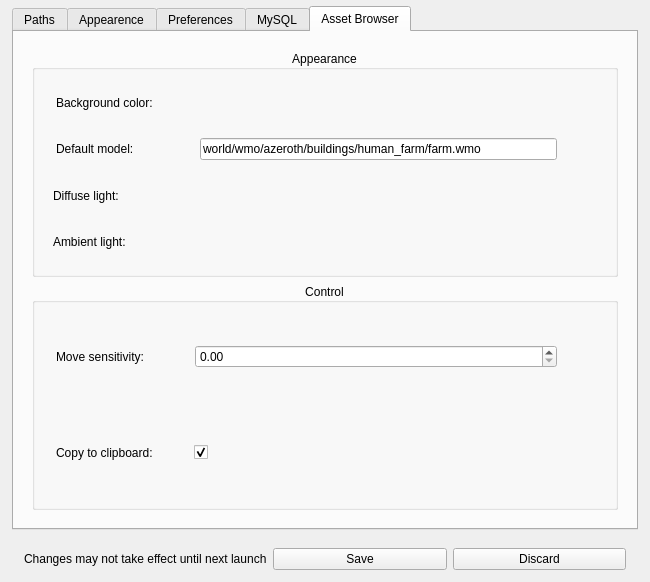
Above: src/noggit/ui/SettingsPanel.ui from Marlamin/noggit-red before the change. Below: the same form after it.
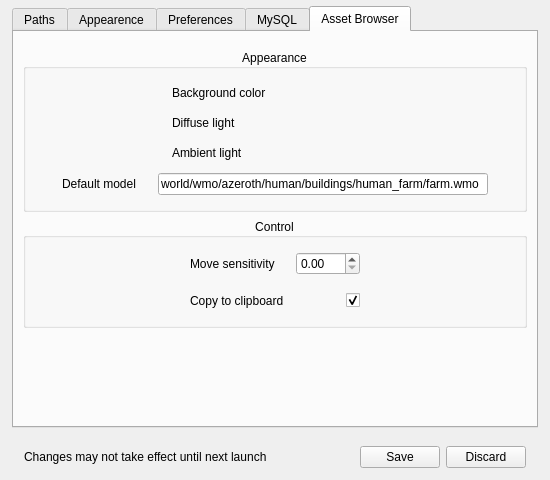
That is the form after the change. The open tabs and pages were chosen to show the change. Icons and pictures are not drawn. Custom widgets are drawn as their Qt base class.

```diff
--- a/src/noggit/ui/SettingsPanel.ui
+++ b/src/noggit/ui/SettingsPanel.ui
@@ -6,8 +6,8 @@
    <rect>
     <x>0</x>
     <y>0</y>
-    <width>650</width>
-    <height>582</height>
+    <width>550</width>
+    <height>480</height>
    </rect>
   </property>
   <property name="sizePolicy">
@@ -18,8 +18,8 @@
   </property>
   <property name="minimumSize">
    <size>
-    <width>650</width>
-    <height>560</height>
+    <width>550</width>
+    <height>480</height>
    </size>
   </property>
   <property name="maximumSize">
@@ -1348,6 +1348,18 @@
           <item>
            <widget class="QWidget" name="widget_2" native="true">
             <layout class="QVBoxLayout" name="verticalLayout_4">
+             <property name="leftMargin">
+              <number>0</number>
+             </property>
+             <property name="topMargin">
+              <number>8</number>
+             </property>
+             <property name="rightMargin">
+              <number>0</number>
+             </property>
+             <property name="bottomMargin">
+              <number>0</number>
+             </property>
              <item>
               <widget class="QGroupBox" name="groupBox">
                <property name="title">
@@ -1363,8 +1375,11 @@
                 <item>
                  <widget class="QWidget" name="widget_3" native="true">
                   <layout class="QHBoxLayout" name="horizontalLayout">
+                   <property name="spacing">
+                    <number>6</number>
+                   </property>
                    <property name="leftMargin">
-                    <number>12</number>
+                    <number>9</number>
                    </property>
                    <property name="topMargin">
                     <number>5</number>
@@ -1372,6 +1387,19 @@
                    <property name="bottomMargin">
                     <number>5</number>
                    </property>
+                   <item>
+                    <spacer name="horizontalSpacer_12">
+                     <property name="orientation">
+                      <enum>Qt::Horizontal</enum>
+                     </property>
+                     <property name="sizeHint" stdset="0">
+                      <size>
+                       <width>40</width>
+                       <height>20</height>
+                      </size>
+                     </property>
+                    </spacer>
+                   </item>
                    <item>
                     <widget class="QLabel" name="label">
                      <property name="sizePolicy">
@@ -1380,111 +1408,38 @@
                        <verstretch>0</verstretch>
                       </sizepolicy>
                      </property>
-                     <property name="text">
-                      <string>Background color:</string>
-                     </property>
-                    </widget>
-                   </item>
-                   <item>
-                    <spacer name="horizontalSpacer_4">
-                     <property name="orientation">
-                      <enum>Qt::Horizontal</enum>
-                     </property>
-                     <property name="sizeType">
-                      <enum>QSizePolicy::Fixed</enum>
-                     </property>
-                     <property name="sizeHint" stdset="0">
+                     <property name="minimumSize">
                       <size>
-                       <width>40</width>
-                       <height>20</height>
+                       <width>100</width>
+                       <height>0</height>
                       </size>
                      </property>
-                    </spacer>
-                   </item>
-                   <item>
-                    <widget class="color_widgets::ColorSelector" name="assetBrowserBgCol" native="true"/>
-                   </item>
-                   <item>
-                    <spacer name="horizontalSpacer">
-                     <property name="orientation">
-                      <enum>Qt::Horizontal</enum>
-                     </property>
-                     <property name="sizeType">
-                      <enum>QSizePolicy::Fixed</enum>
-                     </property>
-                     <property name="sizeHint" stdset="0">
-                      <size>
-                       <width>40</width>
-                       <height>20</height>
-                      </size>
-                     </property>
-                    </spacer>
-                   </item>
-                  </layout>
-                 </widget>
-                </item>
-                <item>
-                 <widget class="QWidget" name="widget_4" native="true">
-                  <layout class="QHBoxLayout" name="horizontalLayout_2">
-                   <property name="spacing">
-                    <number>-1</number>
-                   </property>
-                   <property name="leftMargin">
-                    <number>12</number>
-                   </property>
-                   <property name="topMargin">
-                    <number>5</number>
-                   </property>
-                   <property name="bottomMargin">
-                    <number>5</number>
-                   </property>
-                   <item>
-                    <widget class="QLabel" name="label_2">
-                     <property name="sizePolicy">
-                      <sizepolicy hsizetype="Maximum" vsizetype="Preferred">
-                       <horstretch>0</horstretch>
-                       <verstretch>0</verstretch>
-                      </sizepolicy>
-                     </property>
                      <property name="text">
-                      <string>Default model:</string>
+                      <string>Background color</string>
                      </property>
                     </widget>
                    </item>
                    <item>
-                    <spacer name="horizontalSpacer_3">
-                     <property name="orientation">
-                      <enum>Qt::Horizontal</enum>
+                    <widget class="color_widgets::ColorSelector" name="assetBrowserBgCol" native="true">
+                     <property name="minimumSize">
+                      <size>
+                       <width>100</width>
+                       <height>0</height>
+                      </size>
                      </property>
-                     <property name="sizeType">
-                      <enum>QSizePolicy::Fixed</enum>
-                     </property>
-                     <property name="sizeHint" stdset="0">
+                     <property name="maximumSize">
                       <size>
-                       <width>60</width>
-                       <height>20</height>
+                       <width>100</width>
+                       <height>16777215</height>
                       </size>
                      </property>
-                    </spacer>
-                   </item>
-                   <item>
-                    <widget class="QLineEdit" name="assetBrowserDefaultModel">
-                     <property name="toolTip">
-                      <string>&lt;html&gt;&lt;head/&gt;&lt;body&gt;&lt;p&gt;Default model to load on Asset Browser startup. Has to be a valid model, else an application crash may occur.&lt;/p&gt;&lt;/body&gt;&lt;/html&gt;</string>
-                     </property>
-                     <property name="text">
-                      <string>world/wmo/azeroth/buildings/human_farm/farm.wmo</string>
-                     </property>
                     </widget>
                    </item>
                    <item>
-                    <spacer name="horizontalSpacer_2">
+                    <spacer name="horizontalSpacer_20">
                      <property name="orientation">
                       <enum>Qt::Horizontal</enum>
                      </property>
-                     <property name="sizeType">
-                      <enum>QSizePolicy::Fixed</enum>
-                     </property>
                      <property name="sizeHint" stdset="0">
                       <size>
                        <width>40</width>
@@ -1499,12 +1454,28 @@
                 <item>
                  <widget class="QWidget" name="widget_9" native="true">
                   <layout class="QHBoxLayout" name="horizontalLayout_6">
+                   <property name="spacing">
+                    <number>6</number>
+                   </property>
                    <property name="topMargin">
                     <number>5</number>
                    </property>
                    <property name="bottomMargin">
                     <number>5</number>
                    </property>
+                   <item>
+                    <spacer name="horizontalSpacer_11">
+                     <property name="orientation">
+                      <enum>Qt::Horizontal</enum>
+                     </property>
+                     <property name="sizeHint" stdset="0">
+                      <size>
+                       <width>40</width>
+                       <height>20</height>
+                      </size>
+                     </property>
+                    </spacer>
+                   </item>
                    <item>
                     <widget class="QLabel" name="label_5">
                      <property name="sizePolicy">
@@ -1513,38 +1484,38 @@
                        <verstretch>0</verstretch>
                       </sizepolicy>
                      </property>
+                     <property name="minimumSize">
+                      <size>
+                       <width>100</width>
+                       <height>0</height>
+                      </size>
+                     </property>
                      <property name="text">
-                      <string>Diffuse light:</string>
+                      <string>Diffuse light</string>
                      </property>
                     </widget>
                    </item>
                    <item>
-                    <spacer name="horizontalSpacer_9">
-                     <property name="orientation">
-                      <enum>Qt::Horizontal</enum>
+                    <widget class="color_widgets::ColorSelector" name="assetBrowserDiffuseLight" native="true">
+                     <property name="minimumSize">
+                      <size>
+                       <width>100</width>
+                       <height>0</height>
+                      </size>
                      </property>
-                     <property name="sizeType">
-                      <enum>QSizePolicy::Fixed</enum>
-                     </property>
-                     <property name="sizeHint" stdset="0">
+                     <property name="maximumSize">
                       <size>
-                       <width>70</width>
-                       <height>20</height>
+                       <width>100</width>
+                       <height>16777215</height>
                       </size>
                      </property>
-                    </spacer>
+                    </widget>
                    </item>
                    <item>
-                    <widget class="color_widgets::ColorSelector" name="assetBrowserDiffuseLight" native="true"/>
-                   </item>
-                   <item>
-                    <spacer name="horizontalSpacer_10">
+                    <spacer name="horizontalSpacer_21">
                      <property name="orientation">
                       <enum>Qt::Horizontal</enum>
                      </property>
-                     <property name="sizeType">
-                      <enum>QSizePolicy::Fixed</enum>
-                     </property>
                      <property name="sizeHint" stdset="0">
                       <size>
                        <width>40</width>
@@ -1565,6 +1536,19 @@
                    <property name="bottomMargin">
                     <number>5</number>
                    </property>
+                   <item>
+                    <spacer name="horizontalSpacer_10">
+                     <property name="orientation">
+                      <enum>Qt::Horizontal</enum>
+                     </property>
+                     <property name="sizeHint" stdset="0">
+                      <size>
+                       <width>40</width>
+                       <height>20</height>
+                      </size>
+                     </property>
+                    </spacer>
+                   </item>
                    <item>
                     <widget class="QLabel" name="label_6">
                      <property name="sizePolicy">
@@ -1573,38 +1557,126 @@
                        <verstretch>0</verstretch>
                       </sizepolicy>
                      </property>
+                     <property name="minimumSize">
+                      <size>
+                       <width>100</width>
+                       <height>0</height>
+                      </size>
+                     </property>
                      <property name="text">
-                      <string>Ambient light:</string>
+                      <string>Ambient light</string>
                      </property>
                     </widget>
                    </item>
                    <item>
-                    <spacer name="horizontalSpacer_11">
+                    <widget class="color_widgets::ColorSelector" name="assetBrowserAmbientLight" native="true">
+                     <property name="minimumSize">
+                      <size>
+                       <width>100</width>
+                       <height>0</height>
+                      </size>
+                     </property>
+                     <property name="maximumSize">
+                      <size>
+                       <width>100</width>
+                       <height>16777215</height>
+                      </size>
+                     </property>
+                     <property name="layoutDirection">
+                      <enum>Qt::LeftToRight</enum>
+                     </property>
+                    </widget>
+                   </item>
+                   <item>
+                    <spacer name="horizontalSpacer_22">
                      <property name="orientation">
                       <enum>Qt::Horizontal</enum>
                      </property>
-                     <property name="sizeType">
-                      <enum>QSizePolicy::Fixed</enum>
+                     <property name="sizeHint" stdset="0">
+                      <size>
+                       <width>40</width>
+                       <height>20</height>
+                      </size>
                      </property>
+                    </spacer>
+                   </item>
+                  </layout>
+                 </widget>
+                </item>
+                <item>
+                 <widget class="QWidget" name="widget_4" native="true">
+                  <layout class="QHBoxLayout" name="horizontalLayout_2">
+                   <property name="spacing">
+                    <number>6</number>
+                   </property>
+                   <property name="leftMargin">
+                    <number>9</number>
+                   </property>
+                   <property name="topMargin">
+                    <number>5</number>
+                   </property>
+                   <property name="bottomMargin">
+                    <number>5</number>
+                   </property>
+                   <item>
+                    <spacer name="horizontalSpacer_4">
+                     <property name="orientation">
+                      <enum>Qt::Horizontal</enum>
+                     </property>
                      <property name="sizeHint" stdset="0">
                       <size>
-                       <width>65</width>
+                       <width>40</width>
                        <height>20</height>
                       </size>
                      </property>
                     </spacer>
                    </item>
                    <item>
-                    <widget class="color_widgets::ColorSelector" name="assetBrowserAmbientLight" native="true"/>
+                    <widget class="QLabel" name="label_2">
+                     <property name="sizePolicy">
+                      <sizepolicy hsizetype="Maximum" vsizetype="Preferred">
+                       <horstretch>0</horstretch>
+                       <verstretch>0</verstretch>
+                      </sizepolicy>
+                     </property>
+                     <property name="minimumSize">
+                      <size>
+                       <width>90</width>
+                       <height>0</height>
+                      </size>
+                     </property>
+                     <property name="text">
+                      <string>Default model</string>
+                     </property>
+                    </widget>
                    </item>
                    <item>
-                    <spacer name="horizontalSpacer_12">
+                    <widget class="QLineEdit" name="assetBrowserDefaultModel">
+                     <property name="minimumSize">
+                      <size>
+                       <width>330</width>
+                       <height>0</height>
+                      </size>
+                     </property>
+                     <property name="maximumSize">
+                      <size>
+                       <width>16777215</width>
+                       <height>16777215</height>
+                      </size>
+                     </property>
+                     <property name="toolTip">
+                      <string>&lt;html&gt;&lt;head/&gt;&lt;body&gt;&lt;p&gt;Default model to load on Asset Browser startup. Has to be a valid model, else an application crash may occur.&lt;/p&gt;&lt;/body&gt;&lt;/html&gt;</string>
+                     </property>
+                     <property name="text">
+                      <string>world/wmo/azeroth/human/buildings/human_farm/farm.wmo</string>
+                     </property>
+                    </widget>
+                   </item>
+                   <item>
+                    <spacer name="horizontalSpacer_9">
                      <property name="orientation">
                       <enum>Qt::Horizontal</enum>
                      </property>
-                     <property name="sizeType">
-                      <enum>QSizePolicy::Fixed</enum>
-                     </property>
                      <property name="sizeHint" stdset="0">
                       <size>
                        <width>40</width>
@@ -1632,7 +1704,7 @@
                  <widget class="QWidget" name="widget_8" native="true">
                   <layout class="QHBoxLayout" name="horizontalLayout_5">
                    <property name="leftMargin">
-                    <number>12</number>
+                    <number>9</number>
                    </property>
                    <property name="topMargin">
                     <number>5</number>
@@ -1640,6 +1712,19 @@
                    <property name="bottomMargin">
                     <number>5</number>
                    </property>
+                   <item>
+                    <spacer name="horizontalSpacer_14">
+                     <property name="orientation">
+                      <enum>Qt::Horizontal</enum>
+                     </property>
+                     <property name="sizeHint" stdset="0">
+                      <size>
+                       <width>40</width>
+                       <height>20</height>
+                      </size>
+                     </property>
+                    </spacer>
+                   </item>
                    <item>
                     <widget class="QLabel" name="label_4">
                      <property name="sizePolicy">
@@ -1648,38 +1733,32 @@
                        <verstretch>0</verstretch>
                       </sizepolicy>
                      </property>
+                     <property name="minimumSize">
+                      <size>
+                       <width>100</width>
+                       <height>0</height>
+                      </size>
+                     </property>
                      <property name="text">
-                      <string>Move sensitivity:</string>
+                      <string>Move sensitivity</string>
                      </property>
                     </widget>
                    </item>
                    <item>
-                    <spacer name="horizontalSpacer_7">
-                     <property name="orientation">
-                      <enum>Qt::Horizontal</enum>
-                     </property>
-                     <property name="sizeType">
-                      <enum>QSizePolicy::Fixed</enum>
-                     </property>
-                     <property name="sizeHint" stdset="0">
+                    <widget class="QDoubleSpinBox" name="assetBrowserMoveSensitivity">
+                     <property name="minimumSize">
                       <size>
-                       <width>45</width>
-                       <height>20</height>
+                       <width>64</width>
+                       <height>0</height>
                       </size>
                      </property>
-                    </spacer>
+                    </widget>
                    </item>
                    <item>
-                    <widget class="QDoubleSpinBox" name="assetBrowserMoveSensitivity"/>
-                   </item>
-                   <item>
-                    <spacer name="horizontalSpacer_8">
+                    <spacer name="horizontalSpacer_6">
                      <property name="orientation">
                       <enum>Qt::Horizontal</enum>
                      </property>
-                     <property name="sizeType">
-                      <enum>QSizePolicy::Fixed</enum>
-                     </property>
                      <property name="sizeHint" stdset="0">
                       <size>
                        <width>40</width>
@@ -1695,7 +1774,7 @@
                  <widget class="QWidget" name="widget_6" native="true">
                   <layout class="QHBoxLayout" name="horizontalLayout_4">
                    <property name="leftMargin">
-                    <number>12</number>
+                    <number>9</number>
                    </property>
                    <property name="topMargin">
                     <number>5</number>
@@ -1703,6 +1782,19 @@
                    <property name="bottomMargin">
                     <number>5</number>
                    </property>
+                   <item>
+                    <spacer name="horizontalSpacer_15">
+                     <property name="orientation">
+                      <enum>Qt::Horizontal</enum>
+                     </property>
+                     <property name="sizeHint" stdset="0">
+                      <size>
+                       <width>40</width>
+                       <height>20</height>
+                      </size>
+                     </property>
+                    </spacer>
+                   </item>
                    <item>
                     <widget class="QLabel" name="label_3">
                      <property name="sizePolicy">
@@ -1711,32 +1803,31 @@
                        <verstretch>0</verstretch>
                       </sizepolicy>
                      </property>
-                     <property name="text">
-                      <string>Copy to clipboard:</string>
-                     </property>
-                    </widget>
-                   </item>
-                   <item>
-                    <spacer name="horizontalSpacer_5">
-                     <property name="orientation">
-                      <enum>Qt::Horizontal</enum>
-                     </property>
-                     <property name="sizeType">
-                      <enum>QSizePolicy::Fixed</enum>
-                     </property>
-                     <property name="sizeHint" stdset="0">
+                     <property name="minimumSize">
                       <size>
-                       <width>35</width>
-                       <height>20</height>
+                       <width>100</width>
+                       <height>0</height>
                       </size>
                      </property>
-                    </spacer>
+                     <property name="text">
+                      <string>Copy to clipboard</string>
+                     </property>
+                    </widget>
                    </item>
                    <item>
                     <widget class="QCheckBox" name="assetBrowserCopyToClipboard">
+                     <property name="minimumSize">
+                      <size>
+                       <width>64</width>
+                       <height>0</height>
+                      </size>
+                     </property>
                      <property name="toolTip">
                       <string>&lt;html&gt;&lt;head/&gt;&lt;body&gt;&lt;p&gt; Automatically copy selected model to clipboard&lt;/p&gt;&lt;/body&gt;&lt;/html&gt;</string>
                      </property>
+                     <property name="layoutDirection">
+                      <enum>Qt::RightToLeft</enum>
+                     </property>
                      <property name="text">
                       <string/>
                      </property>
@@ -1746,13 +1837,10 @@
                     </widget>
                    </item>
                    <item>
-                    <spacer name="horizontalSpacer_6">
+                    <spacer name="horizontalSpacer_8">
                      <property name="orientation">
                       <enum>Qt::Horizontal</enum>
                      </property>
-                     <property name="sizeType">
-                      <enum>QSizePolicy::Fixed</enum>
-                     </property>
                      <property name="sizeHint" stdset="0">
                       <size>
                        <width>40</width>
@@ -1770,6 +1858,19 @@
             </layout>
            </widget>
           </item>
+          <item>
+           <spacer name="verticalSpacer">
+            <property name="orientation">
+             <enum>Qt::Vertical</enum>
+            </property>
+            <property name="sizeHint" stdset="0">
+             <size>
+              <width>20</width>
+              <height>40</height>
+             </size>
+            </property>
+           </spacer>
+          </item>
          </layout>
         </widget>
        </widget>
@@ -1791,12 +1892,34 @@
         <item>
          <widget class="QLabel" name="label_48">
           <property name="text">
-           <string>Changes may not take effect until next launch</string>
+           <string>&lt;html&gt;&lt;head/&gt;&lt;body&gt;&lt;p&gt;Changes may not take effect until next launch&lt;/p&gt;&lt;/body&gt;&lt;/html&gt;</string>
+          </property>
+          <property name="textFormat">
+           <enum>Qt::AutoText</enum>
           </property>
          </widget>
         </item>
+        <item>
+         <spacer name="horizontalSpacer_13">
+          <property name="orientation">
+           <enum>Qt::Horizontal</enum>
+          </property>
+          <property name="sizeHint" stdset="0">
+           <size>
+            <width>40</width>
+            <height>20</height>
+           </size>
+          </property>
+         </spacer>
+        </item>
         <item>
          <widget class="QPushButton" name="saveButton">
+          <property name="minimumSize">
+           <size>
+            <width>80</width>
+            <height>0</height>
+           </size>
+          </property>
           <property name="text">
            <string>Save</string>
           </property>
@@ -1804,6 +1927,12 @@
         </item>
         <item>
          <widget class="QPushButton" name="discardButton">
+          <property name="minimumSize">
+           <size>
+            <width>80</width>
+            <height>0</height>
+           </size>
+          </property>
           <property name="text">
            <string>Discard</string>
           </property>
```
Left out of the diff: 84 changed lines with no effect on the pictures.
